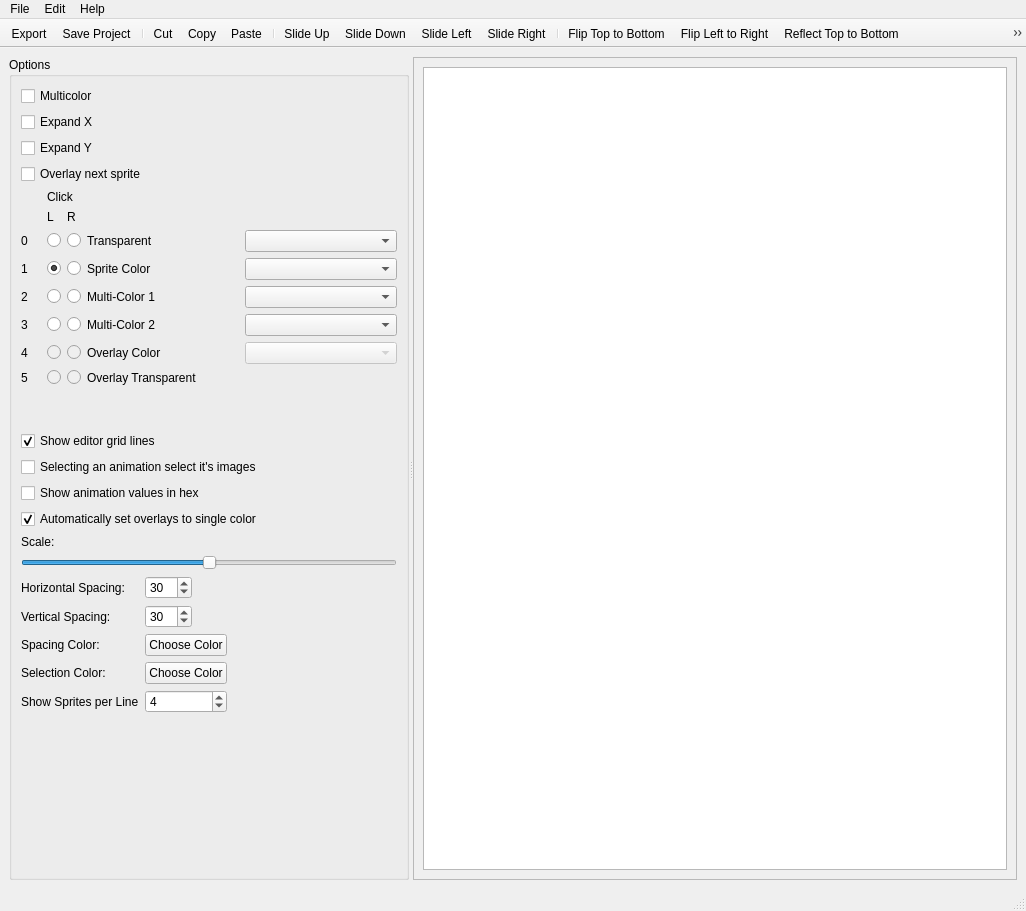
This is mainwindow.ui in jowin202/OpenSprite as Qt 5 draws it before an edit. The edited form follows.
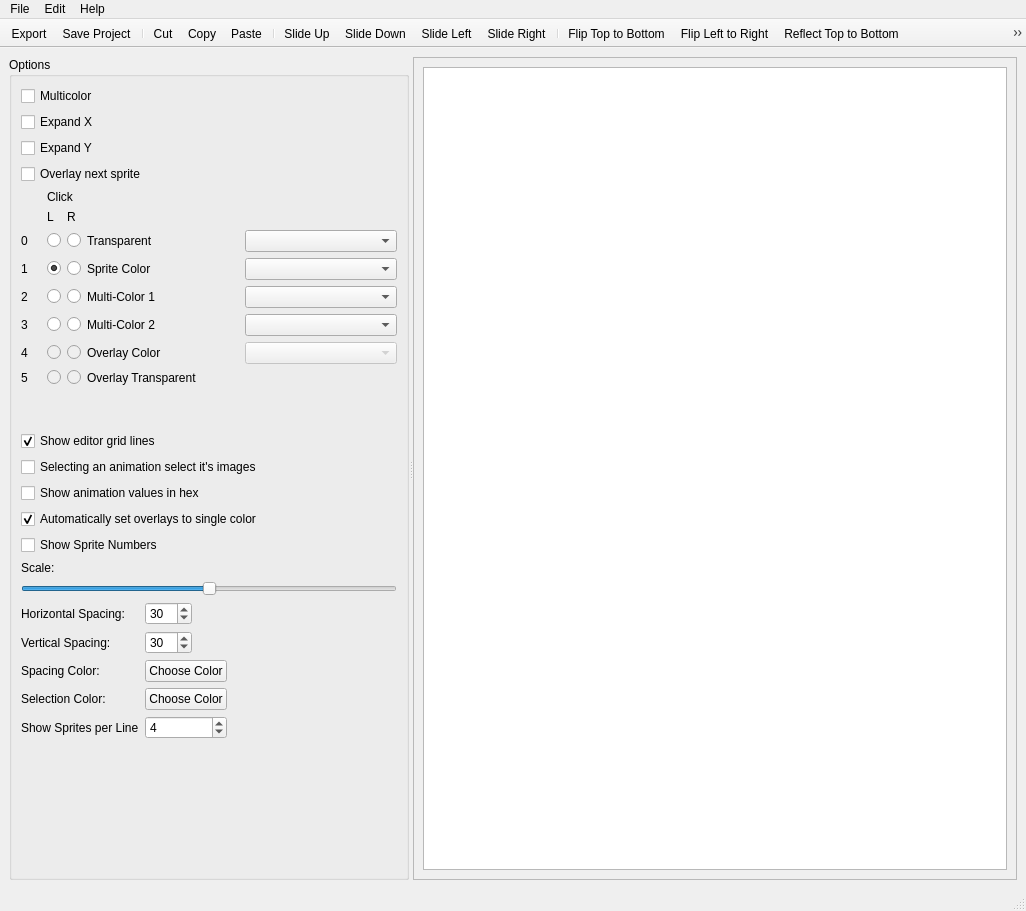
This is the edited form. Icons and pictures are not drawn. Custom widgets are drawn as their Qt base class.

Commit message: Show Sprite Numbers

```diff
--- a/mainwindow.ui
+++ b/mainwindow.ui
@@ -48,12 +48,25 @@
          <string>Options</string>
         </property>
         <layout class="QGridLayout" name="gridLayout_4">
-         <item row="0" column="0">
-          <widget class="QCheckBox" name="check_multicolor">
-           <property name="text">
-            <string>Multicolor</string>
-           </property>
-          </widget>
+         <item row="5" column="0" colspan="3">
+          <layout class="QHBoxLayout" name="horizontalLayout_2">
+           <item>
+            <widget class="Palette" name="label_palette">
+             <property name="sizePolicy">
+              <sizepolicy hsizetype="Minimum" vsizetype="Preferred">
+               <horstretch>0</horstretch>
+               <verstretch>0</verstretch>
+              </sizepolicy>
+             </property>
+             <property name="mouseTracking">
+              <bool>true</bool>
+             </property>
+             <property name="text">
+              <string/>
+             </property>
+            </widget>
+           </item>
+          </layout>
          </item>
          <item row="2" column="0">
           <widget class="QCheckBox" name="check_exp_y">
@@ -62,6 +75,151 @@
            </property>
           </widget>
          </item>
+         <item row="1" column="0">
+          <widget class="QCheckBox" name="check_exp_x">
+           <property name="text">
+            <string>Expand X</string>
+           </property>
+          </widget>
+         </item>
+         <item row="14" column="0">
+          <layout class="QGridLayout" name="gridLayout_6">
+           <item row="0" column="0">
+            <widget class="QLabel" name="label_11">
+             <property name="sizePolicy">
+              <sizepolicy hsizetype="Fixed" vsizetype="Preferred">
+               <horstretch>0</horstretch>
+               <verstretch>0</verstretch>
+              </sizepolicy>
+             </property>
+             <property name="text">
+              <string>Horizontal Spacing:</string>
+             </property>
+            </widget>
+           </item>
+           <item row="1" column="0">
+            <widget class="QLabel" name="label_12">
+             <property name="sizePolicy">
+              <sizepolicy hsizetype="Fixed" vsizetype="Preferred">
+               <horstretch>0</horstretch>
+               <verstretch>0</verstretch>
+              </sizepolicy>
+             </property>
+             <property name="text">
+              <string>Vertical Spacing:</string>
+             </property>
+            </widget>
+           </item>
+           <item row="4" column="1">
+            <widget class="QSpinBox" name="spin_sprites_per_line">
+             <property name="minimum">
+              <number>1</number>
+             </property>
+             <property name="value">
+              <number>4</number>
+             </property>
+            </widget>
+           </item>
+           <item row="2" column="1">
+            <widget class="QPushButton" name="button_spacing_color">
+             <property name="text">
+              <string>Choose Color</string>
+             </property>
+            </widget>
+           </item>
+           <item row="4" column="0">
+            <widget class="QLabel" name="label_14">
+             <property name="sizePolicy">
+              <sizepolicy hsizetype="Fixed" vsizetype="Preferred">
+               <horstretch>0</horstretch>
+               <verstretch>0</verstretch>
+              </sizepolicy>
+             </property>
+             <property name="text">
+              <string>Show Sprites per Line</string>
+             </property>
+            </widget>
+           </item>
+           <item row="0" column="2">
+            <spacer name="horizontalSpacer">
+             <property name="orientation">
+              <enum>Qt::Horizontal</enum>
+             </property>
+             <property name="sizeHint" stdset="0">
+              <size>
+               <width>40</width>
+               <height>20</height>
+              </size>
+             </property>
+            </spacer>
+           </item>
+           <item row="1" column="1">
+            <widget class="QSpinBox" name="spin_vertical_spacing">
+             <property name="sizePolicy">
+              <sizepolicy hsizetype="Maximum" vsizetype="Fixed">
+               <horstretch>0</horstretch>
+               <verstretch>0</verstretch>
+              </sizepolicy>
+             </property>
+             <property name="maximum">
+              <number>100</number>
+             </property>
+             <property name="value">
+              <number>30</number>
+             </property>
+            </widget>
+           </item>
+           <item row="0" column="1">
+            <widget class="QSpinBox" name="spin_horizontal_spacing">
+             <property name="sizePolicy">
+              <sizepolicy hsizetype="Maximum" vsizetype="Fixed">
+               <horstretch>0</horstretch>
+               <verstretch>0</verstretch>
+              </sizepolicy>
+             </property>
+             <property name="maximum">
+              <number>100</number>
+             </property>
+             <property name="value">
+              <number>30</number>
+             </property>
+            </widget>
+           </item>
+           <item row="2" column="0">
+            <widget class="QLabel" name="label_13">
+             <property name="sizePolicy">
+              <sizepolicy hsizetype="Fixed" vsizetype="Preferred">
+               <horstretch>0</horstretch>
+               <verstretch>0</verstretch>
+              </sizepolicy>
+             </property>
+             <property name="text">
+              <string>Spacing Color:</string>
+             </property>
+            </widget>
+           </item>
+           <item row="3" column="0">
+            <widget class="QLabel" name="label_21">
+             <property name="sizePolicy">
+              <sizepolicy hsizetype="Fixed" vsizetype="Preferred">
+               <horstretch>0</horstretch>
+               <verstretch>0</verstretch>
+              </sizepolicy>
+             </property>
+             <property name="text">
+              <string>Selection Color:</string>
+             </property>
+            </widget>
+           </item>
+           <item row="3" column="1">
+            <widget class="QPushButton" name="button_selection_color">
+             <property name="text">
+              <string>Choose Color</string>
+             </property>
+            </widget>
+           </item>
+          </layout>
+         </item>
          <item row="7" column="0" colspan="2">
           <widget class="QCheckBox" name="checkBox_editor_grid_lines">
            <property name="text">
@@ -72,40 +230,6 @@
            </property>
           </widget>
          </item>
-         <item row="5" column="0" colspan="3">
-          <layout class="QHBoxLayout" name="horizontalLayout_2">
-           <item>
-            <widget class="Palette" name="label_palette">
-             <property name="sizePolicy">
-              <sizepolicy hsizetype="Minimum" vsizetype="Preferred">
-               <horstretch>0</horstretch>
-               <verstretch>0</verstretch>
-              </sizepolicy>
-             </property>
-             <property name="mouseTracking">
-              <bool>true</bool>
-             </property>
-             <property name="text">
-              <string/>
-             </property>
-            </widget>
-           </item>
-          </layout>
-         </item>
-         <item row="8" column="0" colspan="2">
-          <widget class="QCheckBox" name="checkBox_9">
-           <property name="text">
-            <string>Selecting an animation select it's images</string>
-           </property>
-          </widget>
-         </item>
-         <item row="3" column="0">
-          <widget class="QCheckBox" name="check_overlay">
-           <property name="text">
-            <string>Overlay next sprite</string>
-           </property>
-          </widget>
-         </item>
          <item row="9" column="0" colspan="2">
           <widget class="QCheckBox" name="checkBox_10">
            <property name="text">
@@ -113,10 +237,20 @@
            </property>
           </widget>
          </item>
-         <item row="1" column="0">
-          <widget class="QCheckBox" name="check_exp_x">
+         <item row="8" column="0" colspan="2">
+          <widget class="QCheckBox" name="checkBox_9">
            <property name="text">
-            <string>Expand X</string>
+            <string>Selecting an animation select it's images</string>
+           </property>
+          </widget>
+         </item>
+         <item row="10" column="0">
+          <widget class="QCheckBox" name="check_force_single_color">
+           <property name="text">
+            <string>Automatically set overlays to single color</string>
+           </property>
+           <property name="checked">
+            <bool>true</bool>
            </property>
           </widget>
          </item>
@@ -502,7 +636,28 @@
            </item>
           </layout>
          </item>
-         <item row="12" column="0" colspan="3">
+         <item row="12" column="0">
+          <widget class="QLabel" name="label">
+           <property name="text">
+            <string>Scale:</string>
+           </property>
+          </widget>
+         </item>
+         <item row="3" column="0">
+          <widget class="QCheckBox" name="check_overlay">
+           <property name="text">
+            <string>Overlay next sprite</string>
+           </property>
+          </widget>
+         </item>
+         <item row="0" column="0">
+          <widget class="QCheckBox" name="check_multicolor">
+           <property name="text">
+            <string>Multicolor</string>
+           </property>
+          </widget>
+         </item>
+         <item row="13" column="0" colspan="3">
           <widget class="QSlider" name="slider_scale">
            <property name="maximum">
             <number>500</number>
@@ -515,152 +670,7 @@
            </property>
           </widget>
          </item>
-         <item row="11" column="0">
-          <widget class="QLabel" name="label">
-           <property name="text">
-            <string>Scale:</string>
-           </property>
-          </widget>
-         </item>
-         <item row="13" column="0">
-          <layout class="QGridLayout" name="gridLayout_6">
-           <item row="0" column="0">
-            <widget class="QLabel" name="label_11">
-             <property name="sizePolicy">
-              <sizepolicy hsizetype="Fixed" vsizetype="Preferred">
-               <horstretch>0</horstretch>
-               <verstretch>0</verstretch>
-              </sizepolicy>
-             </property>
-             <property name="text">
-              <string>Horizontal Spacing:</string>
-             </property>
-            </widget>
-           </item>
-           <item row="1" column="0">
-            <widget class="QLabel" name="label_12">
-             <property name="sizePolicy">
-              <sizepolicy hsizetype="Fixed" vsizetype="Preferred">
-               <horstretch>0</horstretch>
-               <verstretch>0</verstretch>
-              </sizepolicy>
-             </property>
-             <property name="text">
-              <string>Vertical Spacing:</string>
-             </property>
-            </widget>
-           </item>
-           <item row="4" column="1">
-            <widget class="QSpinBox" name="spin_sprites_per_line">
-             <property name="minimum">
-              <number>1</number>
-             </property>
-             <property name="value">
-              <number>4</number>
-             </property>
-            </widget>
-           </item>
-           <item row="2" column="1">
-            <widget class="QPushButton" name="button_spacing_color">
-             <property name="text">
-              <string>Choose Color</string>
-             </property>
-            </widget>
-           </item>
-           <item row="4" column="0">
-            <widget class="QLabel" name="label_14">
-             <property name="sizePolicy">
-              <sizepolicy hsizetype="Fixed" vsizetype="Preferred">
-               <horstretch>0</horstretch>
-               <verstretch>0</verstretch>
-              </sizepolicy>
-             </property>
-             <property name="text">
-              <string>Show Sprites per Line</string>
-             </property>
-            </widget>
-           </item>
-           <item row="0" column="2">
-            <spacer name="horizontalSpacer">
-             <property name="orientation">
-              <enum>Qt::Horizontal</enum>
-             </property>
-             <property name="sizeHint" stdset="0">
-              <size>
-               <width>40</width>
-               <height>20</height>
-              </size>
-             </property>
-            </spacer>
-           </item>
-           <item row="1" column="1">
-            <widget class="QSpinBox" name="spin_vertical_spacing">
-             <property name="sizePolicy">
-              <sizepolicy hsizetype="Maximum" vsizetype="Fixed">
-               <horstretch>0</horstretch>
-               <verstretch>0</verstretch>
-              </sizepolicy>
-             </property>
-             <property name="maximum">
-              <number>100</number>
-             </property>
-             <property name="value">
-              <number>30</number>
-             </property>
-            </widget>
-           </item>
-           <item row="0" column="1">
-            <widget class="QSpinBox" name="spin_horizontal_spacing">
-             <property name="sizePolicy">
-              <sizepolicy hsizetype="Maximum" vsizetype="Fixed">
-               <horstretch>0</horstretch>
-               <verstretch>0</verstretch>
-              </sizepolicy>
-             </property>
-             <property name="maximum">
-              <number>100</number>
-             </property>
-             <property name="value">
-              <number>30</number>
-             </property>
-            </widget>
-           </item>
-           <item row="2" column="0">
-            <widget class="QLabel" name="label_13">
-             <property name="sizePolicy">
-              <sizepolicy hsizetype="Fixed" vsizetype="Preferred">
-               <horstretch>0</horstretch>
-               <verstretch>0</verstretch>
-              </sizepolicy>
-             </property>
-             <property name="text">
-              <string>Spacing Color:</string>
-             </property>
-            </widget>
-           </item>
-           <item row="3" column="0">
-            <widget class="QLabel" name="label_21">
-             <property name="sizePolicy">
-              <sizepolicy hsizetype="Fixed" vsizetype="Preferred">
-               <horstretch>0</horstretch>
-               <verstretch>0</verstretch>
-              </sizepolicy>
-             </property>
-             <property name="text">
-              <string>Selection Color:</string>
-             </property>
-            </widget>
-           </item>
-           <item row="3" column="1">
-            <widget class="QPushButton" name="button_selection_color">
-             <property name="text">
-              <string>Choose Color</string>
-             </property>
-            </widget>
-           </item>
-          </layout>
-         </item>
-         <item row="14" column="0">
+         <item row="15" column="0">
           <spacer name="verticalSpacer">
            <property name="orientation">
             <enum>Qt::Vertical</enum>
@@ -673,13 +683,10 @@
            </property>
           </spacer>
          </item>
-         <item row="10" column="0">
-          <widget class="QCheckBox" name="check_force_single_color">
+         <item row="11" column="0">
+          <widget class="QCheckBox" name="check_sprite_numbers">
            <property name="text">
-            <string>Automatically set overlays to single color</string>
-           </property>
-           <property name="checked">
-            <bool>true</bool>
+            <string>Show Sprite Numbers</string>
            </property>
           </widget>
          </item>
```
The commit also changes 3 other files.
